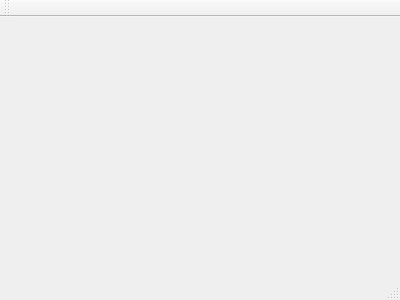
This is mainwindow.ui in Tercus/ToDo as Qt 5 draws it before an edit. The edited form follows.
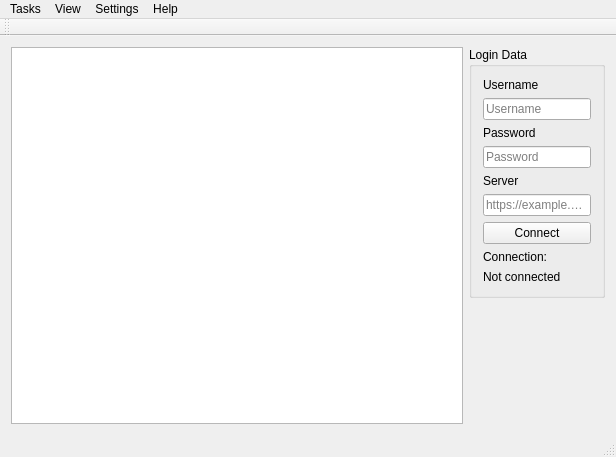
This is the edited form.

Commit message:
dummy data, minor window layout
Reading out some dummy .ics file and viewing it in a dummy layout.

```diff
--- a/mainwindow.ui
+++ b/mainwindow.ui
@@ -1,24 +1,267 @@
 <ui version="4.0">
  <class>MainWindow</class>
- <widget class="QMainWindow" name="MainWindow" >
-  <property name="geometry" >
+ <widget class="QMainWindow" name="MainWindow">
+  <property name="geometry">
    <rect>
     <x>0</x>
     <y>0</y>
-    <width>400</width>
-    <height>300</height>
+    <width>616</width>
+    <height>457</height>
    </rect>
   </property>
   <property name="windowTitle" >
    <string>MainWindow</string>
   </property>
-  <widget class="QMenuBar" name="menuBar" />
-  <widget class="QToolBar" name="mainToolBar" />
-  <widget class="QWidget" name="centralWidget" />
-  <widget class="QStatusBar" name="statusBar" />
+  <widget class="QWidget" name="centralWidget">
+   <layout class="QHBoxLayout" name="horizontalLayout">
+    <item>
+     <widget class="QPlainTextEdit" name="plainTextEdit">
+      <property name="plainText">
+       <string/>
+      </property>
+     </widget>
+    </item>
+    <item>
+     <layout class="QVBoxLayout" name="verticalLayout">
+      <item>
+       <widget class="QGroupBox" name="groupBox">
+        <property name="sizePolicy">
+         <sizepolicy hsizetype="Fixed" vsizetype="Preferred">
+          <horstretch>0</horstretch>
+          <verstretch>0</verstretch>
+         </sizepolicy>
+        </property>
+        <property name="title">
+         <string>Login Data</string>
+        </property>
+        <layout class="QVBoxLayout" name="verticallayout">
+         <item>
+          <widget class="QLabel" name="label_username">
+           <property name="sizePolicy">
+            <sizepolicy hsizetype="Preferred" vsizetype="Fixed">
+             <horstretch>0</horstretch>
+             <verstretch>0</verstretch>
+            </sizepolicy>
+           </property>
+           <property name="text">
+            <string>Username</string>
+           </property>
+           <property name="alignment">
+            <set>Qt::AlignLeading|Qt::AlignLeft|Qt::AlignVCenter</set>
+           </property>
+           <property name="buddy">
+            <cstring>lineEdit_username</cstring>
+           </property>
+          </widget>
+         </item>
+         <item>
+          <widget class="QLineEdit" name="lineEdit_username">
+           <property name="inputMask">
+            <string/>
+           </property>
+           <property name="text">
+            <string/>
+           </property>
+           <property name="frame">
+            <bool>true</bool>
+           </property>
+           <property name="placeholderText">
+            <string>Username</string>
+           </property>
+          </widget>
+         </item>
+         <item>
+          <widget class="QLabel" name="label_password">
+           <property name="sizePolicy">
+            <sizepolicy hsizetype="Preferred" vsizetype="Fixed">
+             <horstretch>0</horstretch>
+             <verstretch>0</verstretch>
+            </sizepolicy>
+           </property>
+           <property name="text">
+            <string>Password</string>
+           </property>
+           <property name="buddy">
+            <cstring>lineEdit_password</cstring>
+           </property>
+          </widget>
+         </item>
+         <item>
+          <widget class="QLineEdit" name="lineEdit_password">
+           <property name="echoMode">
+            <enum>QLineEdit::Password</enum>
+           </property>
+           <property name="placeholderText">
+            <string>Password</string>
+           </property>
+          </widget>
+         </item>
+         <item>
+          <widget class="QLabel" name="label_server">
+           <property name="sizePolicy">
+            <sizepolicy hsizetype="Preferred" vsizetype="Fixed">
+             <horstretch>0</horstretch>
+             <verstretch>0</verstretch>
+            </sizepolicy>
+           </property>
+           <property name="text">
+            <string>Server</string>
+           </property>
+           <property name="buddy">
+            <cstring>lineEdit_server</cstring>
+           </property>
+          </widget>
+         </item>
+         <item>
+          <widget class="QLineEdit" name="lineEdit_server">
+           <property name="text">
+            <string/>
+           </property>
+           <property name="echoMode">
+            <enum>QLineEdit::Normal</enum>
+           </property>
+           <property name="placeholderText">
+            <string>https://example.com</string>
+           </property>
+          </widget>
+         </item>
+         <item>
+          <widget class="QPushButton" name="pushButton_connect">
+           <property name="text">
+            <string>Connect</string>
+           </property>
+          </widget>
+         </item>
+         <item>
+          <widget class="QLabel" name="label_connection">
+           <property name="text">
+            <string>Connection:</string>
+           </property>
+          </widget>
+         </item>
+         <item>
+          <widget class="QLabel" name="label_connected">
+           <property name="text">
+            <string>Not connected</string>
+           </property>
+          </widget>
+         </item>
+        </layout>
+       </widget>
+      </item>
+      <item>
+       <spacer name="verticalSpacer">
+        <property name="orientation">
+         <enum>Qt::Vertical</enum>
+        </property>
+        <property name="sizeHint" stdset="0">
+         <size>
+          <width>20</width>
+          <height>40</height>
+         </size>
+        </property>
+       </spacer>
+      </item>
+     </layout>
+    </item>
+   </layout>
+  </widget>
+  <widget class="QMenuBar" name="menuBar">
+   <property name="geometry">
+    <rect>
+     <x>0</x>
+     <y>0</y>
+     <width>616</width>
+     <height>19</height>
+    </rect>
+   </property>
+   <widget class="QMenu" name="menuTasks">
+    <property name="title">
+     <string>Tasks</string>
+    </property>
+    <addaction name="actionNew"/>
+    <addaction name="actionClose_selected"/>
+    <addaction name="actionRe_open_selected"/>
+    <addaction name="actionExit"/>
+   </widget>
+   <widget class="QMenu" name="menuView">
+    <property name="title">
+     <string>View</string>
+    </property>
+    <addaction name="actionShow_closed_tasks"/>
+   </widget>
+   <widget class="QMenu" name="menuSettings">
+    <property name="title">
+     <string>Settings</string>
+    </property>
+    <addaction name="actionPreferences"/>
+   </widget>
+   <widget class="QMenu" name="menuHelp">
+    <property name="title">
+     <string>Help</string>
+    </property>
+    <addaction name="actionAbout_Qt"/>
+    <addaction name="actionAbout_ToDo"/>
+   </widget>
+   <addaction name="menuTasks"/>
+   <addaction name="menuView"/>
+   <addaction name="menuSettings"/>
+   <addaction name="menuHelp"/>
+  </widget>
+  <widget class="QToolBar" name="mainToolBar">
+   <attribute name="toolBarArea">
+    <enum>TopToolBarArea</enum>
+   </attribute>
+   <attribute name="toolBarBreak">
+    <bool>false</bool>
+   </attribute>
+  </widget>
+  <widget class="QStatusBar" name="statusBar"/>
+  <action name="actionNew">
+   <property name="text">
+    <string>New task</string>
+   </property>
+  </action>
+  <action name="actionClose_selected">
+   <property name="text">
+    <string>Close selected</string>
+   </property>
+  </action>
+  <action name="actionRe_open_selected">
+   <property name="text">
+    <string>Re-open selected</string>
+   </property>
+  </action>
+  <action name="actionExit">
+   <property name="text">
+    <string>Exit</string>
+   </property>
+  </action>
+  <action name="actionShow_closed_tasks">
+   <property name="checkable">
+    <bool>true</bool>
+   </property>
+   <property name="text">
+    <string>Show closed tasks</string>
+   </property>
+  </action>
+  <action name="actionPreferences">
+   <property name="text">
+    <string>Preferences</string>
+   </property>
+  </action>
+  <action name="actionAbout_Qt">
+   <property name="text">
+    <string>About Qt</string>
+   </property>
+  </action>
+  <action name="actionAbout_ToDo">
+   <property name="text">
+    <string>About ToDo</string>
+   </property>
+  </action>
  </widget>
- <layoutDefault spacing="6" margin="11" />
- <pixmapfunction></pixmapfunction>
+ <layoutdefault spacing="6" margin="11"/>
  <resources/>
  <connections/>
 </ui>
```
Left out of the diff: 3 changed lines with no effect on the pictures. The commit also changes 6 other files.
